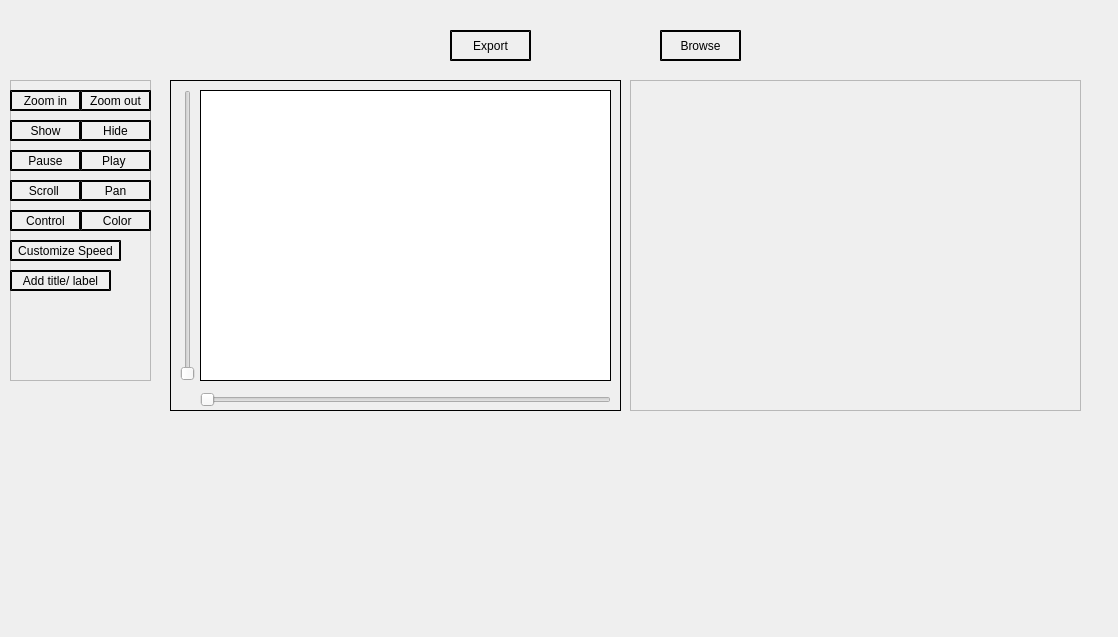
Qt form Task 1 - Signal Viewer/main.ui (jemmyyy/dsptasks) before a commit.
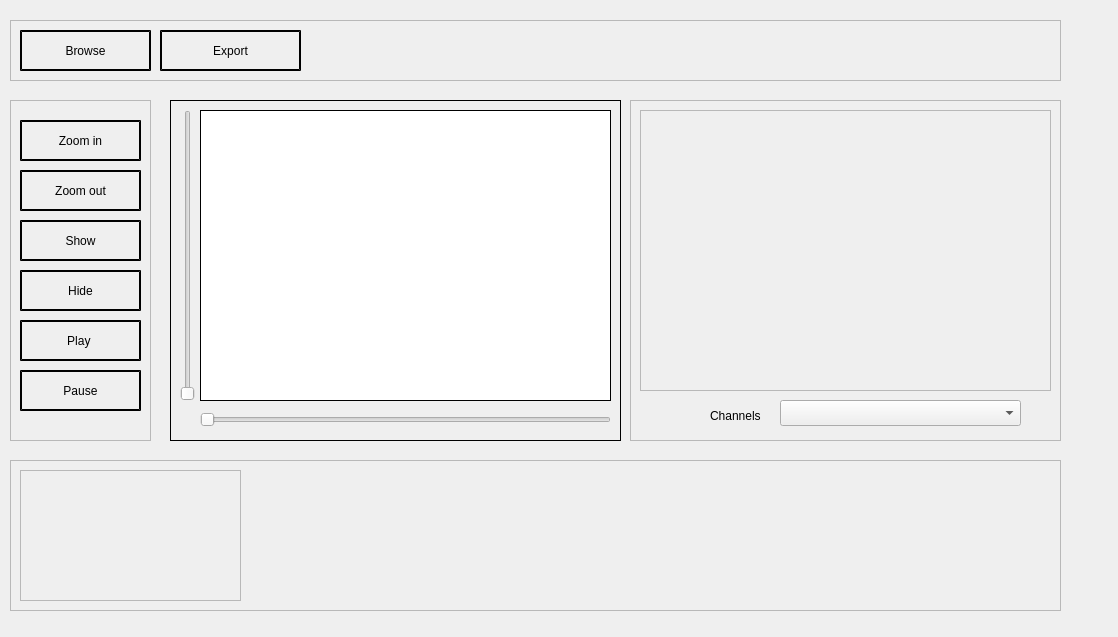
The same form after that commit. Icons and pictures are not drawn. Custom widgets are drawn as their Qt base class.

Patch:
```diff
--- a/Task 1 - Signal Viewer/main.ui
+++ b/Task 1 - Signal Viewer/main.ui
@@ -2077,37 +2077,13 @@
 }
 </string>
   </property>
-  <widget class="QPushButton" name="BrowseButton_13">
-   <property name="geometry">
-    <rect>
-     <x>660</x>
-     <y>30</y>
-     <width>81</width>
-     <height>31</height>
-    </rect>
-   </property>
-   <property name="toolTip">
-    <string>&lt;html&gt;&lt;head/&gt;&lt;body&gt;&lt;p&gt;Press to Browse&lt;/p&gt;&lt;/body&gt;&lt;/html&gt;</string>
-   </property>
-   <property name="styleSheet">
-    <string notr="true">QPushButton
-{
-    border-style: outset;
-    border-width: 2px;
-    border-color: black;
-}</string>
-   </property>
-   <property name="text">
-    <string>Browse</string>
-   </property>
-  </widget>
   <widget class="QFrame" name="frame">
    <property name="geometry">
     <rect>
      <x>170</x>
-     <y>80</y>
+     <y>100</y>
      <width>451</width>
-     <height>331</height>
+     <height>341</height>
     </rect>
    </property>
    <property name="styleSheet">
@@ -2161,37 +2137,13 @@
     </property>
    </widget>
   </widget>
-  <widget class="QPushButton" name="ExportButton_12">
-   <property name="geometry">
-    <rect>
-     <x>450</x>
-     <y>30</y>
-     <width>81</width>
-     <height>31</height>
-    </rect>
-   </property>
-   <property name="toolTip">
-    <string>&lt;html&gt;&lt;head/&gt;&lt;body&gt;&lt;p&gt;Press to Export&lt;/p&gt;&lt;/body&gt;&lt;/html&gt;</string>
-   </property>
-   <property name="styleSheet">
-    <string notr="true">QPushButton
-{
-    border-style: outset;
-    border-width: 2px;
-    border-color: black;
-}</string>
-   </property>
-   <property name="text">
-    <string>Export</string>
-   </property>
-  </widget>
   <widget class="QFrame" name="frame_2">
    <property name="geometry">
     <rect>
      <x>10</x>
-     <y>80</y>
+     <y>100</y>
      <width>141</width>
-     <height>301</height>
+     <height>341</height>
     </rect>
    </property>
    <property name="frameShape">
@@ -2203,10 +2155,10 @@
    <widget class="QPushButton" name="Zoom_InButton_2">
     <property name="geometry">
      <rect>
-      <x>0</x>
-      <y>10</y>
-      <width>71</width>
-      <height>21</height>
+      <x>10</x>
+      <y>20</y>
+      <width>121</width>
+      <height>41</height>
      </rect>
     </property>
     <property name="styleSheet">
@@ -2224,10 +2176,10 @@
    <widget class="QPushButton" name="ShowButton_4">
     <property name="geometry">
      <rect>
-      <x>0</x>
-      <y>40</y>
-      <width>71</width>
-      <height>21</height>
+      <x>10</x>
+      <y>120</y>
+      <width>121</width>
+      <height>41</height>
      </rect>
     </property>
     <property name="styleSheet">
@@ -2245,10 +2197,10 @@
    <widget class="QPushButton" name="HideButton_5">
     <property name="geometry">
      <rect>
-      <x>70</x>
-      <y>40</y>
-      <width>71</width>
-      <height>21</height>
+      <x>10</x>
+      <y>170</y>
+      <width>121</width>
+      <height>41</height>
      </rect>
     </property>
     <property name="styleSheet">
@@ -2266,10 +2218,10 @@
    <widget class="QPushButton" name="PauseButton_6">
     <property name="geometry">
      <rect>
-      <x>0</x>
-      <y>70</y>
-      <width>71</width>
-      <height>21</height>
+      <x>10</x>
+      <y>270</y>
+      <width>121</width>
+      <height>41</height>
      </rect>
     </property>
     <property name="styleSheet">
@@ -2287,10 +2239,10 @@
    <widget class="QPushButton" name="PlayButton_7">
     <property name="geometry">
      <rect>
-      <x>70</x>
-      <y>70</y>
-      <width>71</width>
-      <height>21</height>
+      <x>10</x>
+      <y>220</y>
+      <width>121</width>
+      <height>41</height>
      </rect>
     </property>
     <property name="styleSheet">
@@ -2305,55 +2257,13 @@
      <string>Play </string>
     </property>
    </widget>
-   <widget class="QPushButton" name="ScrollButton_8">
-    <property name="geometry">
-     <rect>
-      <x>0</x>
-      <y>100</y>
-      <width>71</width>
-      <height>21</height>
-     </rect>
-    </property>
-    <property name="styleSheet">
-     <string notr="true">QPushButton
-{
-    border-style: outset;
-    border-width: 2px;
-    border-color: black;
-}</string>
-    </property>
-    <property name="text">
-     <string>Scroll </string>
-    </property>
-   </widget>
-   <widget class="QPushButton" name="PanButton_9">
-    <property name="geometry">
-     <rect>
-      <x>70</x>
-      <y>100</y>
-      <width>71</width>
-      <height>21</height>
-     </rect>
-    </property>
-    <property name="styleSheet">
-     <string notr="true">QPushButton
-{
-    border-style: outset;
-    border-width: 2px;
-    border-color: black;
-}</string>
-    </property>
-    <property name="text">
-     <string>Pan</string>
-    </property>
-   </widget>
    <widget class="QPushButton" name="Zoom_OutButton_3">
     <property name="geometry">
      <rect>
-      <x>70</x>
-      <y>10</y>
-      <width>71</width>
-      <height>21</height>
+      <x>10</x>
+      <y>70</y>
+      <width>121</width>
+      <height>41</height>
      </rect>
     </property>
     <property name="styleSheet">
@@ -2368,115 +2278,76 @@
      <string>Zoom out</string>
     </property>
    </widget>
-   <widget class="QPushButton" name="ControlButton_10">
-    <property name="geometry">
-     <rect>
-      <x>0</x>
-      <y>130</y>
-      <width>71</width>
-      <height>21</height>
-     </rect>
-    </property>
-    <property name="styleSheet">
-     <string notr="true">QPushButton
-{
-    border-style: outset;
-    border-width: 2px;
-    border-color: black;
-}</string>
-    </property>
-    <property name="text">
-     <string>Control</string>
-    </property>
-   </widget>
-   <widget class="QPushButton" name="Customize_SpeedButton_11">
-    <property name="geometry">
-     <rect>
-      <x>0</x>
-      <y>160</y>
-      <width>111</width>
-      <height>21</height>
-     </rect>
-    </property>
-    <property name="styleSheet">
-     <string notr="true">QPushButton
-{
-    border-style: outset;
-    border-width: 2px;
-    border-color: black;
-}
-</string>
-    </property>
-    <property name="text">
-     <string>Customize Speed</string>
-    </property>
-   </widget>
-   <widget class="QPushButton" name="Add_title_labelButton_14">
-    <property name="geometry">
-     <rect>
-      <x>0</x>
-      <y>190</y>
-      <width>101</width>
-      <height>21</height>
-     </rect>
-    </property>
-    <property name="styleSheet">
-     <string notr="true">QPushButton
-{
-    border-style: outset;
-    border-width: 2px;
-    border-color: black;
-}</string>
-    </property>
-    <property name="text">
-     <string>Add title/ label</string>
-    </property>
-   </widget>
-   <widget class="QPushButton" name="ColorButton_1">
-    <property name="geometry">
-     <rect>
-      <x>70</x>
-      <y>130</y>
-      <width>71</width>
-      <height>21</height>
-     </rect>
-    </property>
-    <property name="styleSheet">
-     <string notr="true">
-.QPushButtonn-6d {
-	border: 2px dashed #226fbe;
-}
-
-.QPushButton-6d:hover {
-	background: transparent;
-	color: #226fbe;
-}
-QPushButton
-{
-    border-style: outset;
-    border-width: 2px;
-    border-color: black;
-}</string>
-    </property>
-    <property name="text">
-     <string> Color</string>
-    </property>
-   </widget>
   </widget>
-  <widget class="QFrame" name="frame_3">
+  <widget class="QFrame" name="frame_4">
    <property name="geometry">
     <rect>
      <x>630</x>
-     <y>80</y>
-     <width>451</width>
-     <height>331</height>
+     <y>100</y>
+     <width>431</width>
+     <height>341</height>
     </rect>
    </property>
-   <property name="styleSheet">
-    <string notr="true">QFrame 
+   <property name="frameShape">
+    <enum>QFrame::StyledPanel</enum>
+   </property>
+   <property name="frameShadow">
+    <enum>QFrame::Raised</enum>
+   </property>
+   <widget class="QFrame" name="frame_3">
+    <property name="geometry">
+     <rect>
+      <x>10</x>
+      <y>10</y>
+      <width>411</width>
+      <height>281</height>
+     </rect>
+    </property>
+    <property name="styleSheet">
+     <string notr="true">QFrame 
 {
 border-color: rgb(0, 0, 0);
 }</string>
+    </property>
+    <property name="frameShape">
+     <enum>QFrame::StyledPanel</enum>
+    </property>
+    <property name="frameShadow">
+     <enum>QFrame::Raised</enum>
+    </property>
+   </widget>
+   <widget class="QComboBox" name="comboBox">
+    <property name="geometry">
+     <rect>
+      <x>150</x>
+      <y>300</y>
+      <width>241</width>
+      <height>26</height>
+     </rect>
+    </property>
+   </widget>
+   <widget class="QLabel" name="label">
+    <property name="geometry">
+     <rect>
+      <x>80</x>
+      <y>300</y>
+      <width>61</width>
+      <height>31</height>
+     </rect>
+    </property>
+    <property name="text">
+     <string>Channels</string>
+    </property>
+   </widget>
+  </widget>
+  <widget class="QFrame" name="frame_5">
+   <property name="geometry">
+    <rect>
+     <x>10</x>
+     <y>20</y>
+     <width>1051</width>
+     <height>61</height>
+    </rect>
    </property>
    <property name="frameShape">
     <enum>QFrame::StyledPanel</enum>
@@ -2484,6 +2355,86 @@
    <property name="frameShadow">
     <enum>QFrame::Raised</enum>
    </property>
+   <widget class="QPushButton" name="BrowseButton_13">
+    <property name="geometry">
+     <rect>
+      <x>10</x>
+      <y>10</y>
+      <width>131</width>
+      <height>41</height>
+     </rect>
+    </property>
+    <property name="toolTip">
+     <string>&lt;html&gt;&lt;head/&gt;&lt;body&gt;&lt;p&gt;Press to Browse&lt;/p&gt;&lt;/body&gt;&lt;/html&gt;</string>
+    </property>
+    <property name="styleSheet">
+     <string notr="true">QPushButton
+{
+    border-style: outset;
+    border-width: 2px;
+    border-color: black;
+}</string>
+    </property>
+    <property name="text">
+     <string>Browse</string>
+    </property>
+   </widget>
+   <widget class="QPushButton" name="ExportButton_12">
+    <property name="geometry">
+     <rect>
+      <x>150</x>
+      <y>10</y>
+      <width>141</width>
+      <height>41</height>
+     </rect>
+    </property>
+    <property name="toolTip">
+     <string>&lt;html&gt;&lt;head/&gt;&lt;body&gt;&lt;p&gt;Press to Export&lt;/p&gt;&lt;/body&gt;&lt;/html&gt;</string>
+    </property>
+    <property name="styleSheet">
+     <string notr="true">QPushButton
+{
+    border-style: outset;
+    border-width: 2px;
+    border-color: black;
+}</string>
+    </property>
+    <property name="text">
+     <string>Export</string>
+    </property>
+   </widget>
+  </widget>
+  <widget class="QFrame" name="frame_6">
+   <property name="geometry">
+    <rect>
+     <x>10</x>
+     <y>460</y>
+     <width>1051</width>
+     <height>151</height>
+    </rect>
+   </property>
+   <property name="frameShape">
+    <enum>QFrame::StyledPanel</enum>
+   </property>
+   <property name="frameShadow">
+    <enum>QFrame::Raised</enum>
+   </property>
+   <widget class="QFrame" name="frame_7">
+    <property name="geometry">
+     <rect>
+      <x>10</x>
+      <y>10</y>
+      <width>221</width>
+      <height>131</height>
+     </rect>
+    </property>
+    <property name="frameShape">
+     <enum>QFrame::StyledPanel</enum>
+    </property>
+    <property name="frameShadow">
+     <enum>QFrame::Raised</enum>
+    </property>
+   </widget>
   </widget>
  </widget>
  <customwidgets>
```
